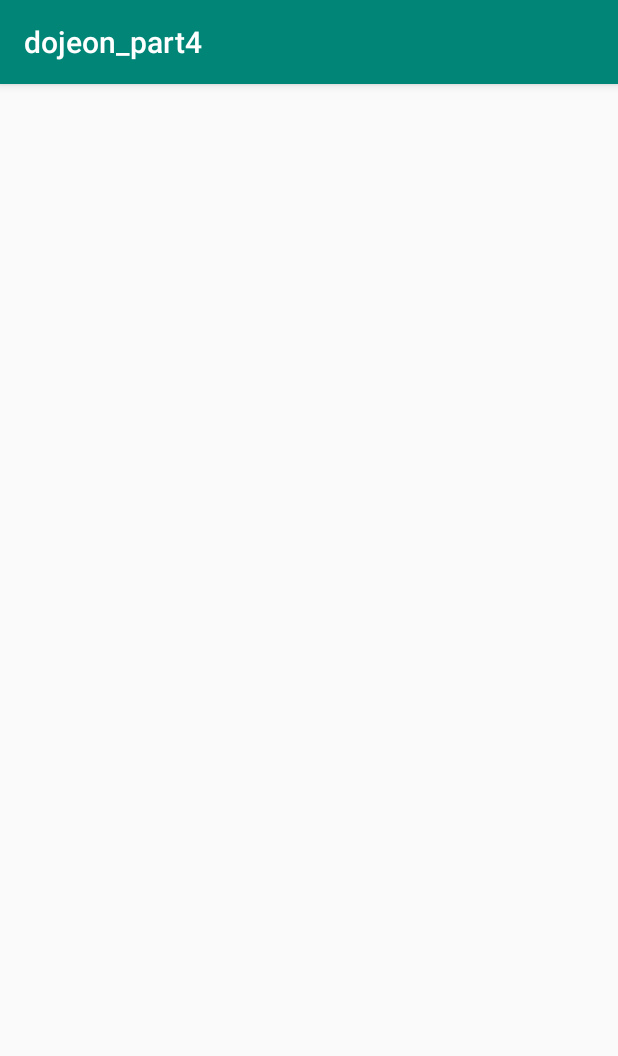
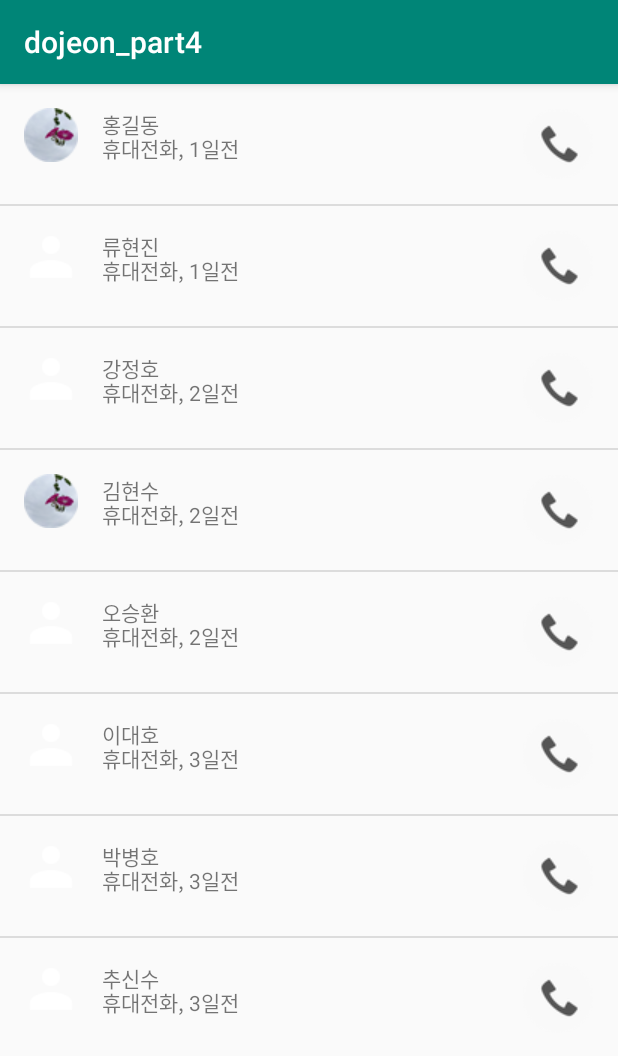
Before and after one commit to OrcaSuit/kkang_ssam_pt04_mission01, an Android app: the screen it shows after launch (MainActivity), on a phone screen of 412 x 824 dp. Shown: the top 1056 px of the screen. Run offline under Robolectric (Android 15) with nearby library versions, the phone set to English and light mode, and no system bars.

Commit message:
전화 앱 로그 화면 구현
1. 퍼미션 조정
2. 화면구성
3. 전체 화면 구성 및 전화 걸기 이벤트 처리

필요기술
ListView
Custom Adapter 작성
전화 걸기

```diff
--- a/app/src/main/java/com/example/dojeon_part4/DriveAdapter.java
+++ b/app/src/main/java/com/example/dojeon_part4/DriveAdapter.java
@@ -9,6 +9,7 @@ import android.view.LayoutInflater;
 import android.view.View;
 import android.view.ViewGroup;
 import android.widget.ArrayAdapter;
+import android.widget.ImageButton;
 import android.widget.ImageView;
 import android.widget.TextView;
 
@@ -50,7 +51,7 @@ public class DriveAdapter extends ArrayAdapter<DriveVO> {
         TextView nameView = holder.name;
         ImageView photoView = holder.photo;
         TextView dateView = holder.date;
-        ImageView phoneView=holder.phone;
+        ImageButton phoneView=holder.phone;
 
         //ArrayList<DriveVO>타입의 datas에서 arraylist 주소를 가져와 DriveVO타입의 vo에 저장
         final DriveVO vo = datas.get(position);
@@ -60,23 +61,23 @@ public class DriveAdapter extends ArrayAdapter<DriveVO> {
         dateView.setText(vo.date);
 
         //vo의 photo의 이름이 nomal이면 기본 이미지
-        if (vo.photo.equals("basic")) {
+        if (vo.photo.equals("no")) {
             photoView.setImageDrawable(ResourcesCompat.getDrawable(context.getResources(), R.drawable.ic_person, null));
-        } else if (vo.photo.equals("hong")) {
+        } else if (vo.photo.equals("yes")) {
             photoView.setImageDrawable(ResourcesCompat.getDrawable(context.getResources(), R.drawable.hong, null));
         }
 
-        //폰뷰 클릭시 전화걸기
+        if(vo.phone != null && !vo.phone.equals("")){
             phoneView.setOnClickListener(new View.OnClickListener() {
                 @Override
                 public void onClick(View v) {
                     Intent intent = new Intent();
                     intent.setAction(Intent.ACTION_CALL);
-                intent.setData(Uri.parse("tel:"+vo.phone));
+                    intent.setData(Uri.parse("tel:" + vo.phone));
                     context.startActivity(intent);
                 }
             });
-
+        }
         return convertView;
     }
 }
--- a/app/src/main/java/com/example/dojeon_part4/DriveHolder.java
+++ b/app/src/main/java/com/example/dojeon_part4/DriveHolder.java
@@ -1,6 +1,7 @@
 package com.example.dojeon_part4;
 
 import android.view.View;
+import android.widget.ImageButton;
 import android.widget.ImageView;
 import android.widget.TextView;
 
@@ -8,12 +9,12 @@ public class DriveHolder {
     public TextView name;
     public ImageView photo;
     public TextView date;
-   public ImageView phone;
+   public ImageButton phone;
 
     public DriveHolder(View root){
         name=(TextView)root.findViewById(R.id.custom_item_name);
         photo=(ImageView)root.findViewById(R.id.custom_item_photo);
         date=(TextView)root.findViewById(R.id.custom_item_date);
-        phone=(ImageView)root.findViewById(R.id.custom_item_phone);
+        phone=(ImageButton)root.findViewById(R.id.custom_item_phone);
     }
 }
--- a/app/src/main/java/com/example/dojeon_part4/MainActivity.java
+++ b/app/src/main/java/com/example/dojeon_part4/MainActivity.java
@@ -3,15 +3,18 @@ package com.example.dojeon_part4;
 
 import android.Manifest;
 import android.content.pm.PackageManager;
-import android.support.annotation.NonNull;
+import android.database.Cursor;
+import android.database.sqlite.SQLiteDatabase;
 import android.support.v4.app.ActivityCompat;
 import android.support.v4.content.ContextCompat;
 import android.support.v7.app.AppCompatActivity;
 import android.os.Bundle;
-import android.view.View;
 import android.widget.EditText;
+import android.widget.ListView;
 
-public class MainActivity extends AppCompatActivity implements View.OnClickListener {
+import java.util.ArrayList;
+
+public class MainActivity extends AppCompatActivity {
     EditText contentView;
 
     //퍼미션 여부
@@ -21,8 +24,49 @@ public class MainActivity extends AppCompatActivity implements View.OnClickListe
     protected void onCreate(Bundle savedInstanceState) {
         super.onCreate(savedInstanceState);
         setContentView(R.layout.activity_main);
+        ListView arraylistView = (ListView) findViewById(R.id.main_listview_array);
 
-        //퍼미션 체크
+
+        if(ContextCompat.checkSelfPermission(this,Manifest.permission.CALL_PHONE) == PackageManager.PERMISSION_GRANTED){
+            phonecallPermission = true;
+        }
+
+        if(!phonecallPermission){
+            ActivityCompat.requestPermissions(this, new String[]{Manifest.permission.CALL_PHONE}, 200);
+        }
+
+
+
+
+
+
+        /*=========================================DB================================================*/
+        //이 구조에 대해서 한번더 알아보기
+        DBHelper helper = new DBHelper(this);
+        SQLiteDatabase db = helper.getWritableDatabase();
+        Cursor cursor = db.rawQuery("select * from tb_calllog", null);
+
+        ArrayList<DriveVO> datas = new ArrayList<>();
+        while (cursor.moveToNext()) {
+            DriveVO vo = new DriveVO();
+            //name, photo, date, phone
+            vo.name = cursor.getString(1);
+            vo.photo = cursor.getString(2);
+            vo.date = cursor.getString(3);
+            vo.phone = cursor.getString(4);
+            datas.add(vo);
+        }
+        db.close();
+
+        //이부분이 좀 헷갈림
+        DriveAdapter adapter = new DriveAdapter(this, R.layout.custom_item, datas);
+        arraylistView.setAdapter(adapter);
+    }
+
+
+}
+
+/*
         if (ContextCompat.checkSelfPermission(this, Manifest.permission.READ_EXTERNAL_STORAGE) == PackageManager.PERMISSION_GRANTED) {
             phonecallPermission = true;
         }
@@ -34,6 +78,7 @@ public class MainActivity extends AppCompatActivity implements View.OnClickListe
         }
     }
 
+
     //permission 부여 요청 결과 확인
     @Override
     public void onRequestPermissionsResult(int requestCode, @NonNull String[] permissions, @NonNull int[] grantResults) {
@@ -44,9 +89,13 @@ public class MainActivity extends AppCompatActivity implements View.OnClickListe
         }
     }
 
-
+    //퍼미션이 부여되어 있다면
     @Override
     public void onClick(View v) {
-    //퍼미션이 부여되어 있다면
+
+        if(phonecallPermission){
+            ActivityCompat.requestPermissions(this, new String[]{Manifest.permission.CALL_PHONE}, 200);
+        }
     }
 }
+*/
--- a/app/src/main/res/layout/activity_main.xml
+++ b/app/src/main/res/layout/activity_main.xml
@@ -6,7 +6,7 @@
     android:orientation="vertical">
 
     <ListView
-        android:id="@+id/list_name"
+        android:id="@+id/main_listview_array"
         android:layout_width="match_parent"
         android:layout_height="wrap_content"/>
 
--- a/app/src/main/res/layout/custom_item.xml
+++ b/app/src/main/res/layout/custom_item.xml
@@ -1,21 +1,52 @@
 <?xml version="1.0" encoding="utf-8"?>
 <RelativeLayout xmlns:android="http://schemas.android.com/apk/res/android"
     android:layout_width="match_parent"
-    android:layout_height="match_parent">
+    android:layout_height="match_parent"
+    android:padding="16dp">
+
+    <ImageView
+        android:id="@+id/custom_item_photo"
+        android:layout_width="wrap_content"
+        android:layout_height="wrap_content"
+        android:src="@drawable/ic_person" />
+
     <TextView
         android:id="@+id/custom_item_name"
         android:layout_width="wrap_content"
-        android:layout_height="wrap_content" />
-    <ImageView
-        android:id="@+id/custom_item_photo"
+        android:layout_height="wrap_content"
+        android:layout_marginLeft="16dp"
+        android:layout_toRightOf="@id/custom_item_photo" />
+
+    <TextView
+        android:id="@+id/custom_item_date"
         android:layout_width="wrap_content"
-        android:layout_height="wrap_content" />
+        android:layout_height="wrap_content"
+        android:layout_marginTop="16dp"
+        android:layout_alignLeft="@id/custom_item_name"
+        android:layout_toRightOf="@id/custom_item_photo"/>
+
+    <ImageButton
+        android:id="@+id/custom_item_phone"
+        android:layout_width="wrap_content"
+        android:layout_height="wrap_content"
+        android:src="@drawable/ic_dialer"
+        android:layout_alignParentRight="true"
+        android:background="@android:color/transparent"
+
+        />
+
+    <!--
     <ImageView
         android:id="@+id/custom_item_phone"
         android:layout_width="wrap_content"
-        android:layout_height="wrap_content" />
+        android:layout_height="wrap_content"
+        android:src="@drawable/ic_dialer"
+        android:layout_alignParentRight="@id/custom_item_photo" />
+
     <TextView
         android:id="@+id/custom_item_date"
         android:layout_width="wrap_content"
-        android:layout_height="wrap_content" />
+        android:layout_height="wrap_content"
+        android:layout_marginLeft="16dp" />
+        -->
 </RelativeLayout>
--- a/build.gradle
+++ b/build.gradle
@@ -7,7 +7,7 @@ buildscript {
 
     }
     dependencies {
-        classpath 'com.android.tools.build:gradle:3.4.0'
+        classpath 'com.android.tools.build:gradle:3.4.1'
 
         // NOTE: Do not place your application dependencies here; they belong
         // in the individual module build.gradle files
```
Lines whose indentation alone changed are shown as unchanged.
